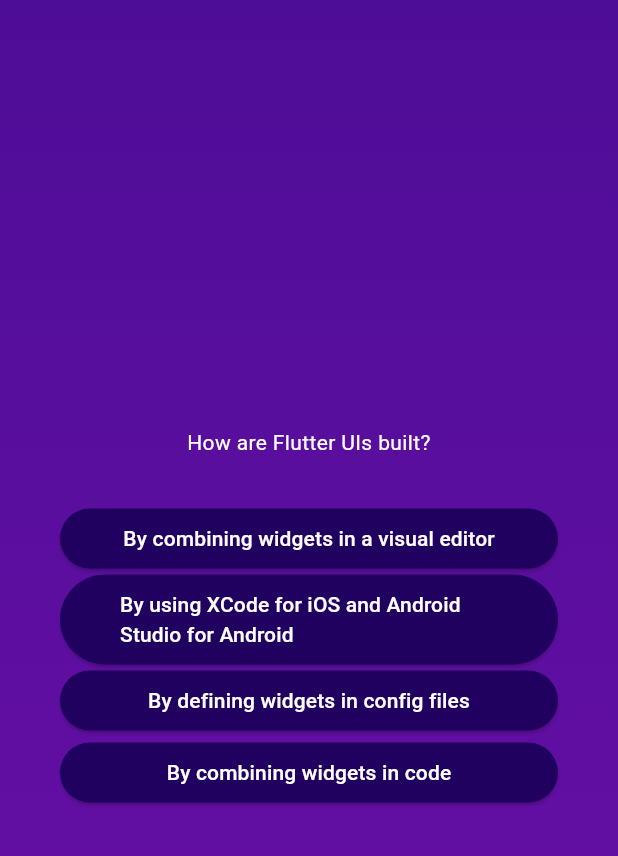
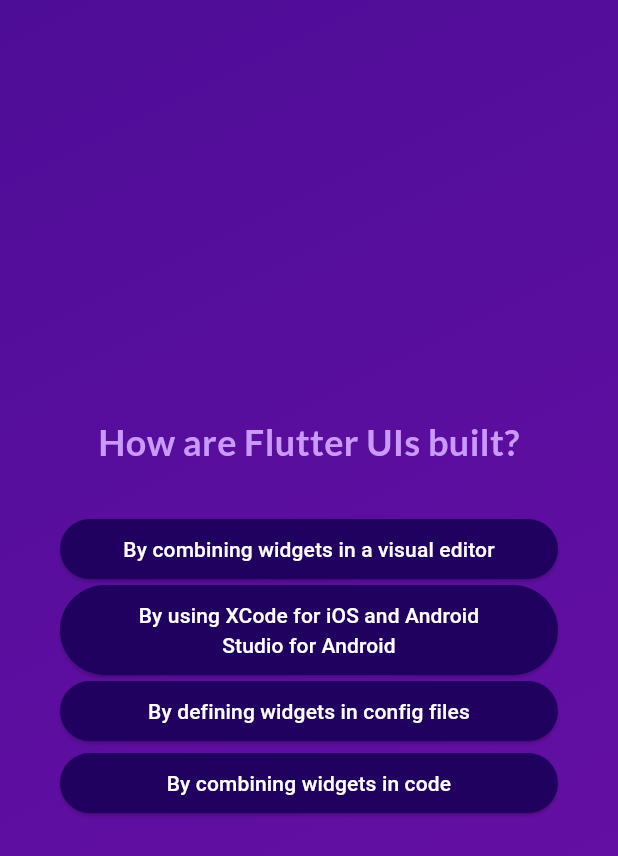
Before and after one commit to krtcrvy/quiz_app, a Flutter app: the screen it shows after launch, after a tap on "Start Quiz", after a tap on "Components", on a phone screen of 412 x 824 dp. Shown: the top 856 px of the screen. Run offline on Flutter 3.47's test engine with Material 3 defaults, Android fonts, the phone set to English and light mode, and no system bars; our stand-ins replace google_fonts.

Commit message:
Refactor code to use google_fonts package for custom fonts

```diff
--- a/lib/answer_button.dart
+++ b/lib/answer_button.dart
@@ -1,8 +1,11 @@
 import 'package:flutter/material.dart';
 
 class AnswerButton extends StatelessWidget {
-  const AnswerButton(
-      {super.key, required this.answerText, required this.onTap});
+  const AnswerButton({
+    super.key,
+    required this.answerText,
+    required this.onTap,
+  });
 
   final String answerText;
   final void Function() onTap;
@@ -12,11 +15,20 @@ class AnswerButton extends StatelessWidget {
     return ElevatedButton(
       onPressed: onTap,
       style: ElevatedButton.styleFrom(
-        padding: const EdgeInsets.symmetric(horizontal: 40, vertical: 10),
+        padding: const EdgeInsets.symmetric(
+          vertical: 10,
+          horizontal: 40,
+        ),
         backgroundColor: const Color.fromARGB(255, 33, 1, 95),
         foregroundColor: Colors.white,
+        shape: RoundedRectangleBorder(
+          borderRadius: BorderRadius.circular(40),
+        ),
       ),
-      child: Text(answerText),
+      child: Text(
+        answerText,
+        textAlign: TextAlign.center,
+      ),
     );
   }
 }
--- a/lib/models/quiz_question.dart
+++ b/lib/models/quiz_question.dart
@@ -4,7 +4,7 @@ class QuizQuestion {
   final String text;
   final List<String> answers;
 
-  List<String> getShuffledAnwers() {
+  List<String> getShuffledAnswers() {
     final shuffledList = List.of(answers);
     shuffledList.shuffle();
     return shuffledList;
--- a/lib/questions_screen.dart
+++ b/lib/questions_screen.dart
@@ -1,9 +1,16 @@
-import "package:flutter/material.dart";
-import "package:quiz_app/answer_button.dart";
-import "package:quiz_app/data/questions.dart";
+import 'package:flutter/material.dart';
+import 'package:google_fonts/google_fonts.dart';
+
+import 'package:quiz_app/answer_button.dart';
+import 'package:quiz_app/data/questions.dart';
 
 class QuestionsScreen extends StatefulWidget {
-  const QuestionsScreen({super.key});
+  const QuestionsScreen({
+    super.key,
+    required this.onSelectAnswer,
+  });
+
+  final void Function(String answer) onSelectAnswer;
 
   @override
   State<QuestionsScreen> createState() {
@@ -14,9 +21,12 @@ class QuestionsScreen extends StatefulWidget {
 class _QuestionsScreenState extends State<QuestionsScreen> {
   var currentQuestionIndex = 0;
 
-  void answerQuestion() {
+  void answerQuestion(String selectedAnswer) {
+    widget.onSelectAnswer(selectedAnswer);
+    // currentQuestionIndex = currentQuestionIndex + 1;
+    // currentQuestionIndex += 1;
     setState(() {
-      currentQuestionIndex++;
+      currentQuestionIndex++; // increments the value by 1
     });
   }
 
@@ -34,13 +44,22 @@ class _QuestionsScreenState extends State<QuestionsScreen> {
           children: [
             Text(
               currentQuestion.text,
-              style: const TextStyle(color: Colors.white),
+              style: GoogleFonts.lato(
+                color: const Color.fromARGB(255, 201, 153, 251),
+                fontSize: 24,
+                fontWeight: FontWeight.bold,
+              ),
               textAlign: TextAlign.center,
             ),
             const SizedBox(height: 30),
-            ...currentQuestion.getShuffledAnwers().map((answer) {
-              return AnswerButton(answerText: answer, onTap: answerQuestion);
-            }),
+            ...currentQuestion.getShuffledAnswers().map((answer) {
+              return AnswerButton(
+                answerText: answer,
+                onTap: () {
+                  answerQuestion(answer);
+                },
+              );
+            })
           ],
         ),
       ),
--- a/lib/quiz.dart
+++ b/lib/quiz.dart
@@ -1,6 +1,9 @@
 import 'package:flutter/material.dart';
+
+import 'package:quiz_app/start_screen.dart';
 import 'package:quiz_app/questions_screen.dart';
-import 'package:quiz_app/start_screen.dart';
+import 'package:quiz_app/data/questions.dart';
+import 'package:quiz_app/results_screen.dart';
 
 class Quiz extends StatefulWidget {
   const Quiz({super.key});
@@ -12,6 +15,7 @@ class Quiz extends StatefulWidget {
 }
 
 class _QuizState extends State<Quiz> {
+  List<String> selectedAnswers = [];
   var activeScreen = 'start-screen';
 
   void switchScreen() {
@@ -20,12 +24,38 @@ class _QuizState extends State<Quiz> {
     });
   }
 
+  void chooseAnswer(String answer) {
+    selectedAnswers.add(answer);
+
+    if (selectedAnswers.length == questions.length) {
+      setState(() {
+        activeScreen = 'results-screen';
+      });
+    }
+  }
+
+  void restartQuiz() {
+    setState(() {
+      selectedAnswers = [];
+      activeScreen = 'questions-screen';
+    });
+  }
+
   @override
-  Widget build(BuildContext context) {
+  Widget build(context) {
     Widget screenWidget = StartScreen(switchScreen);
 
     if (activeScreen == 'questions-screen') {
-      screenWidget = const QuestionsScreen();
+      screenWidget = QuestionsScreen(
+        onSelectAnswer: chooseAnswer,
+      );
+    }
+
+    if (activeScreen == 'results-screen') {
+      screenWidget = ResultsScreen(
+        chosenAnswers: selectedAnswers,
+        onRestart: restartQuiz,
+      );
     }
 
     return MaterialApp(
@@ -38,7 +68,7 @@ class _QuizState extends State<Quiz> {
                 Color.fromARGB(255, 107, 15, 168),
               ],
               begin: Alignment.topLeft,
-              end: Alignment.bottomLeft,
+              end: Alignment.bottomRight,
             ),
           ),
           child: screenWidget,
--- a/lib/start_screen.dart
+++ b/lib/start_screen.dart
@@ -1,4 +1,5 @@
 import 'package:flutter/material.dart';
+import 'package:google_fonts/google_fonts.dart';
 
 class StartScreen extends StatelessWidget {
   const StartScreen(this.startQuiz, {super.key});
@@ -17,10 +18,10 @@ class StartScreen extends StatelessWidget {
             color: const Color.fromARGB(150, 255, 255, 255),
           ),
           const SizedBox(height: 80),
-          const Text(
-            'Learn flutter the fun way!',
-            style: TextStyle(
-              color: Color.fromARGB(255, 237, 223, 252),
+          Text(
+            'Learn Flutter the fun way!',
+            style: GoogleFonts.lato(
+              color: const Color.fromARGB(255, 237, 223, 252),
               fontSize: 24,
             ),
           ),
@@ -32,7 +33,7 @@ class StartScreen extends StatelessWidget {
             ),
             icon: const Icon(Icons.arrow_right_alt),
             label: const Text('Start Quiz'),
-          ),
+          )
         ],
       ),
     );
--- a/pubspec.yaml
+++ b/pubspec.yaml
@@ -9,6 +9,7 @@ environment:
 dependencies:
   flutter:
     sdk: flutter
+  google_fonts: ^6.2.1
 
 dev_dependencies:
   flutter_test:
```
Also changed, not shown: lib/questions_summary/question_identifier.dart (added, +35 -0 lines), lib/questions_summary/questions_summary.dart (added, +25 -0 lines), lib/questions_summary/summary_item.dart (added, +58 -0 lines), lib/results_screen.dart (added, +78 -0 lines), pubspec.lock, 1 other file.
